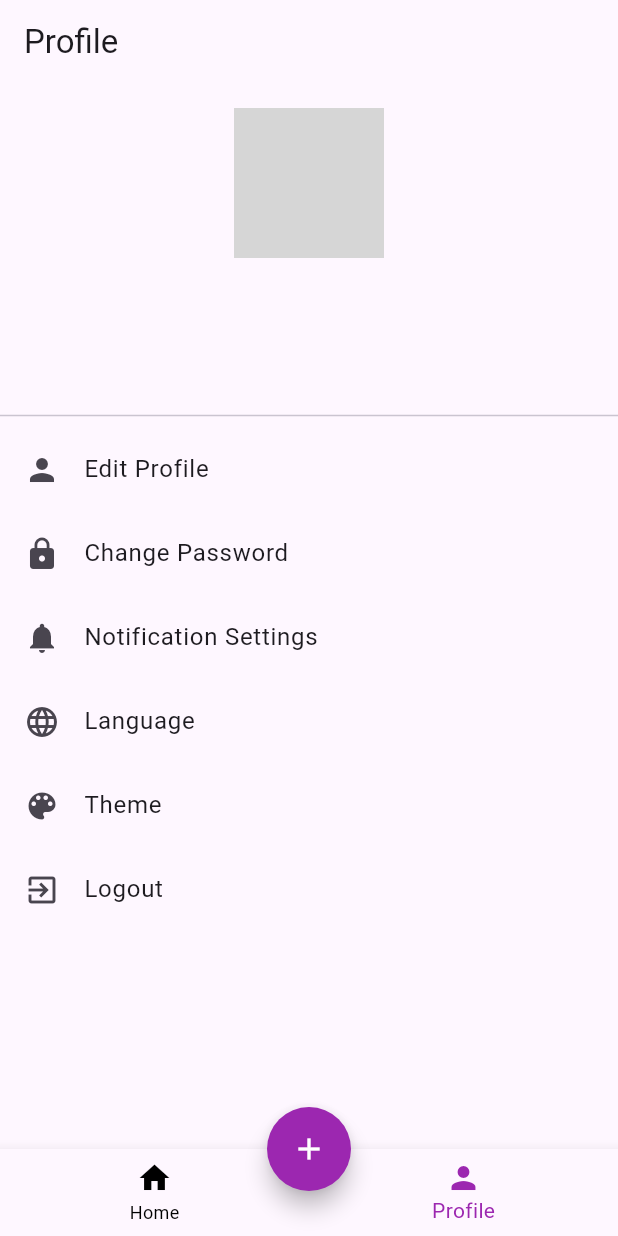
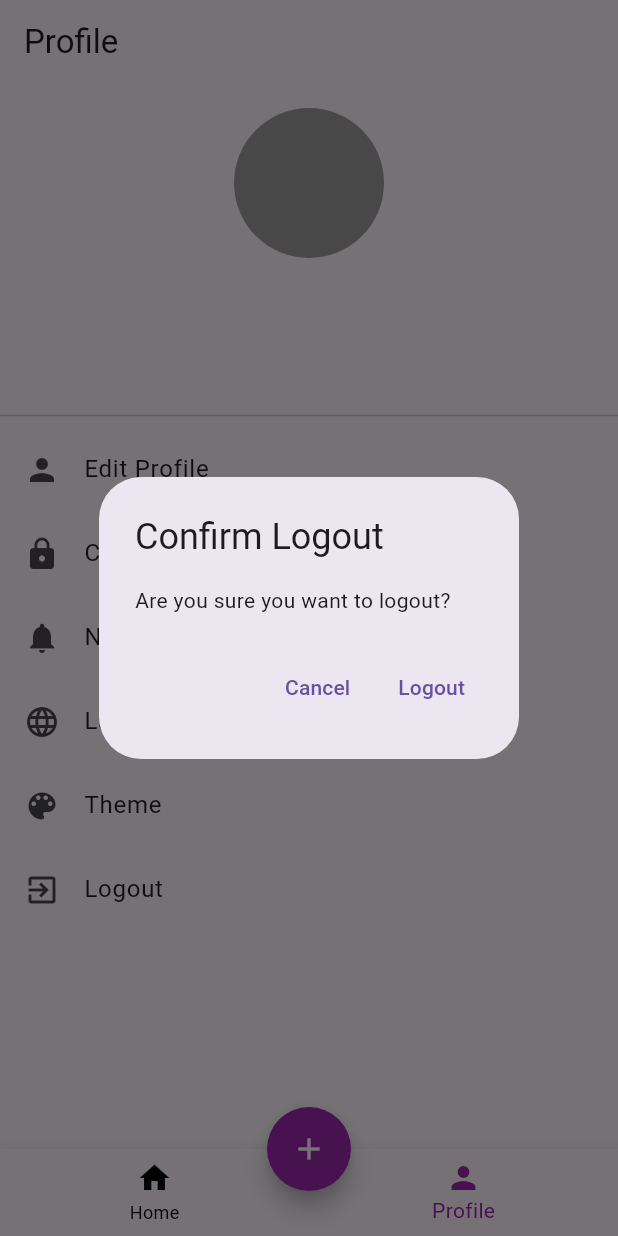
Before and after one commit to VinChriZ/MoneyManager, a Flutter app: the screen it shows once a user with an empty profile is signed in, item 2 of the bottom bar chosen, after a tap on "Logout", on a phone screen of 412 x 824 dp. Run offline on Flutter 3.47's test engine with Material 3 defaults, Android fonts, the light colour scheme and no system bars; drawn by our look-alikes of flutter_speed_dial; our stand-ins replace cloud_firestore, firebase_auth, firebase_core, fl_chart, font_awesome_flutter, google_fonts; accounts and stored records are empty; network calls fail; grey boxes are pictures that could not be loaded.

Commit message:
Profile Tambahan

```diff
--- a/lib/Profile/profile.dart
+++ b/lib/Profile/profile.dart
@@ -1,8 +1,10 @@
 import 'dart:convert';
+import 'package:firebase_auth/firebase_auth.dart';
 import 'package:flutter/material.dart';
 import 'package:flutter_moneymanager/Profile/data_user.dart';
 import 'package:http/http.dart' as http;
 import 'package:provider/provider.dart';
+import '../login.dart';
 import 'data_user.dart';
 import 'user.dart'; // Assuming this contains your User class definition
 
@@ -12,7 +14,7 @@
 }
 
 class _ProfilePageState extends State<ProfilePage> {
-  late User _user;
+  late UserObject _user;
   bool _isLoading = true;
 
   @override
@@ -110,7 +112,35 @@
                   ListTile(
                     leading: Icon(Icons.exit_to_app),
                     title: Text('Logout'),
-                    onTap: () {},
+                    onTap: () {
+                      showDialog(
+                        context: context,
+                        builder: (BuildContext context) {
+                          return AlertDialog(
+                            title: Text('Confirm Logout'),
+                            content: Text('Are you sure you want to logout?'),
+                            actions: <Widget>[
+                              TextButton(
+                                onPressed: () {
+                                  Navigator.of(context).pop();
+                                },
+                                child: Text('Cancel'),
+                              ),
+                              TextButton(
+                                onPressed: () async {
+                                  await FirebaseAuth.instance.signOut();
+                                  Navigator.of(context).pushReplacement(
+                                    MaterialPageRoute(
+                                        builder: (context) => Login()),
+                                  );
+                                },
+                                child: Text('Logout'),
+                              ),
+                            ],
+                          );
+                        },
+                      );
+                    },
                   ),
                 ],
               ),
@@ -119,7 +149,7 @@
   }
 }
 
-Future<User> fetchUserDataAsObject(String docId) async {
+Future<UserObject> fetchUserDataAsObject(String docId) async {
   final url = Uri.https(
     'ambw-auth-171bb-default-rtdb.asia-southeast1.firebasedatabase.app',
     'users/$docId.json',
@@ -131,7 +161,7 @@
     if (response.statusCode == 200) {
       final data = json.decode(response.body);
       if (data != null) {
-        return User(
+        return UserObject(
           name: data['name'],
           email: data['email'],
           uid: data['uid'],
--- a/lib/Profile/user.dart
+++ b/lib/Profile/user.dart
@@ -1,9 +1,9 @@
-class User {
+class UserObject {
   String uid;
   String name;
   String email;
 
-  User(
+  UserObject(
     {
       required this.uid,
       required this.name,
@@ -21,16 +21,16 @@
   }
 
     // Create a User object from a map object
-  factory User.fromMap(Map<String, dynamic> map) {
-    return User(
+  factory UserObject.fromMap(Map<String, dynamic> map) {
+    return UserObject(
       uid: map['uid'],
       name: map['name'],
       email: map['email'],
     );
   }
 
-    factory User.fromJson(Map<String, dynamic> json) {
-    return User(
+    factory UserObject.fromJson(Map<String, dynamic> json) {
+    return UserObject(
       uid: json['uid'],
       name: json['name'],
       email: json['email'],
```
